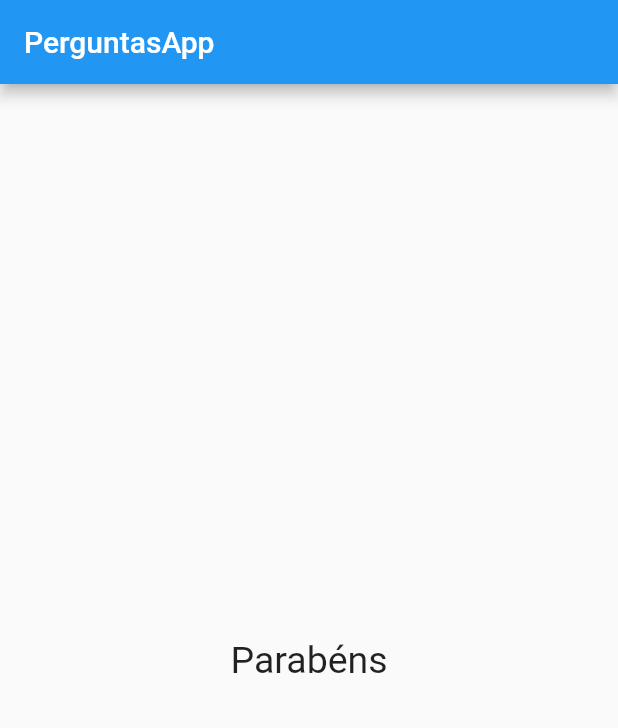
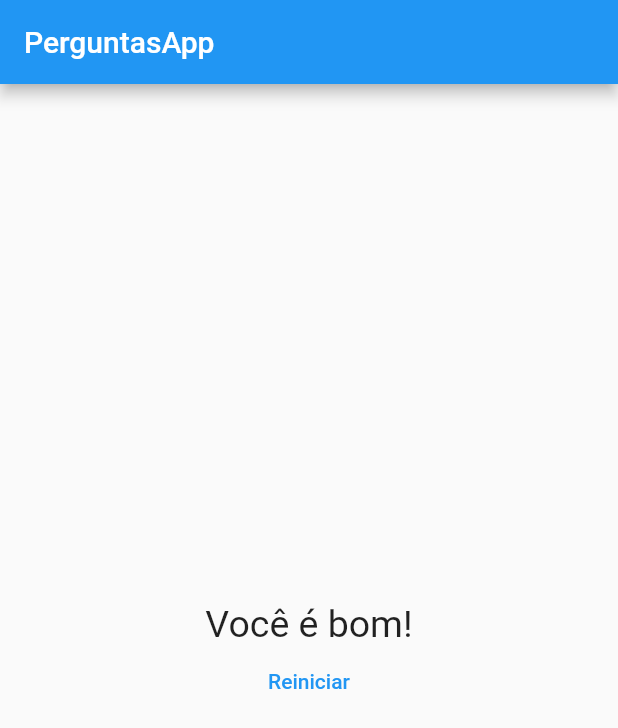
Before and after one commit to LRScudeletti/flutter-perguntas, a Flutter app: the screen it shows after launch, after a tap on "Cachorro", after a tap on "Amarelo", after a tap on "Botafogo", on a phone screen of 412 x 824 dp. Shown: the top 728 px of the screen. Run offline on Flutter 3.47's test engine with Material 2 defaults, Android fonts, the phone set to English and light mode, and no system bars.

Commit message:
Finalizado componente de resultados

```diff
--- a/lib/main.dart
+++ b/lib/main.dart
@@ -13,39 +13,49 @@ class PerguntasApp extends StatefulWidget {
 
 class _PerguntasAppState extends State<PerguntasApp> {
   var _perguntaSelecionada = 0;
+  int _pontuacaoTotal = 0;
+
   final _perguntas = const [
     {
       "texto": "Qual é o seu animal favorito?",
       "respostas": [
-        {"texto": "Cachorro", "nota": 5},
-        {"texto": "Gato", "nota": 8},
-        {"texto": "Cavalo", "nota": 10},
-        {"texto": "Coelho", "nota": 7}
+        {"texto": "Cachorro", "pontuacao": 2},
+        {"texto": "Gato", "pontuacao": 3},
+        {"texto": "Cavalo", "pontuacao": 5},
+        {"texto": "Coelho", "pontuacao": 7}
       ]
     },
     {
       "texto": "Qual sua cor favorita?",
       "respostas": [
-        {"texto": "Verde", "nota": 9},
-        {"texto": "Amarelo", "nota": 10},
-        {"texto": "Azul", "nota": 8},
-        {"texto": "Rosa", "nota": 5}
+        {"texto": "Verde", "pontuacao": 5},
+        {"texto": "Amarelo", "pontuacao": 3},
+        {"texto": "Azul", "pontuacao": 2},
+        {"texto": "Rosa", "pontuacao": 6}
       ]
     },
     {
       "texto": "Qual seu time favorito?",
       "respostas": [
-        {"texto": "Palmeiras", "nota": 6},
-        {"texto": "Santos", "nota": 7},
-        {"texto": "Botafogo", "nota": 4},
-        {"texto": "Vasco", "nota": 10}
+        {"texto": "Palmeiras", "pontuacao": 6},
+        {"texto": "Santos", "pontuacao": 7},
+        {"texto": "Botafogo", "pontuacao": 4},
+        {"texto": "Vasco", "pontuacao": 3}
       ]
     }
   ];
 
-  void _responder() {
+  void _responder(int pontuacao) {
     setState(() {
       _perguntaSelecionada++;
+      _pontuacaoTotal += pontuacao;
+    });
+  }
+
+  void _reiniciarQuestionario() {
+    setState(() {
+      _perguntaSelecionada = 0;
+      _pontuacaoTotal = 0;
     });
   }
 
@@ -65,6 +75,6 @@ class _PerguntasAppState extends State<PerguntasApp> {
                     perguntas: _perguntas,
                     perguntaSelecionada: _perguntaSelecionada,
                     quandoResponder: _responder)
-                : Resultado()));
+                : Resultado(_pontuacaoTotal, _reiniciarQuestionario)));
   }
 }
--- a/lib/questao.dart
+++ b/lib/questao.dart
@@ -12,7 +12,7 @@ class Questao extends StatelessWidget {
       margin: EdgeInsets.all(10),
       child: Text(
         texto,
-        style: TextStyle(fontSize: 28),
+        style: TextStyle(fontSize: 25),
         textAlign: TextAlign.center,
       ),
     );
--- a/lib/questionario.dart
+++ b/lib/questionario.dart
@@ -5,7 +5,7 @@ import 'package:projeto_perguntas/resposta.dart';
 class Questionario extends StatelessWidget {
   final List<Map<String, Object>> perguntas;
   final int perguntaSelecionada;
-  final void Function() quandoResponder;
+  final void Function(int) quandoResponder;
 
   Questionario({
     required this.perguntas,
@@ -26,9 +26,12 @@ class Questionario extends StatelessWidget {
     return Column(
       children: <Widget>[
         Questao(perguntas[perguntaSelecionada]["texto"].toString()),
-        ...respostas
-            .map((resp) => Resposta(resp["texto"].toString(), quandoResponder))
-            .toList()
+        ...respostas.map((resp) {
+          return Resposta(
+            resp['texto'].toString(),
+            () => quandoResponder(int.parse(resp['pontuacao'].toString())),
+          );
+        }).toList()
       ],
     );
   }
--- a/lib/resposta.dart
+++ b/lib/resposta.dart
@@ -10,6 +10,7 @@ class Resposta extends StatelessWidget {
   Widget build(BuildContext context) {
     return Container(
         width: double.infinity,
+        margin: EdgeInsets.fromLTRB(10, 0, 10, 0),
         child: ElevatedButton(child: Text(texto), onPressed: this.onSelected));
   }
 }
--- a/lib/resultado.dart
+++ b/lib/resultado.dart
@@ -1,10 +1,34 @@
 import 'package:flutter/material.dart';
 
 class Resultado extends StatelessWidget {
+  final int pontuacao;
+  final void Function() quandoReiniciarQuestionario;
+
+  Resultado(this.pontuacao, this.quandoReiniciarQuestionario);
+
+  String get fraseResultado {
+    if (pontuacao < 8) {
+      return "Parabeńs!";
+    } else if (pontuacao < 12) {
+      return "Você é bom!";
+    } else if (pontuacao < 16) {
+      return "Impressionante";
+    } else {
+      return "Nível Jedi";
+    }
+  }
+
   @override
   Widget build(BuildContext context) {
-    return Center(
-      child: Text("Parabéns", style: TextStyle(fontSize: 25)),
+    return Column(
+      mainAxisAlignment: MainAxisAlignment.center,
+      children: [
+        Center(
+          child: Text(fraseResultado, style: TextStyle(fontSize: 25)),
+        ),
+        TextButton(
+            onPressed: quandoReiniciarQuestionario, child: Text("Reiniciar"))
+      ],
     );
   }
 }
```
Also changed, not shown: 1 other file.
